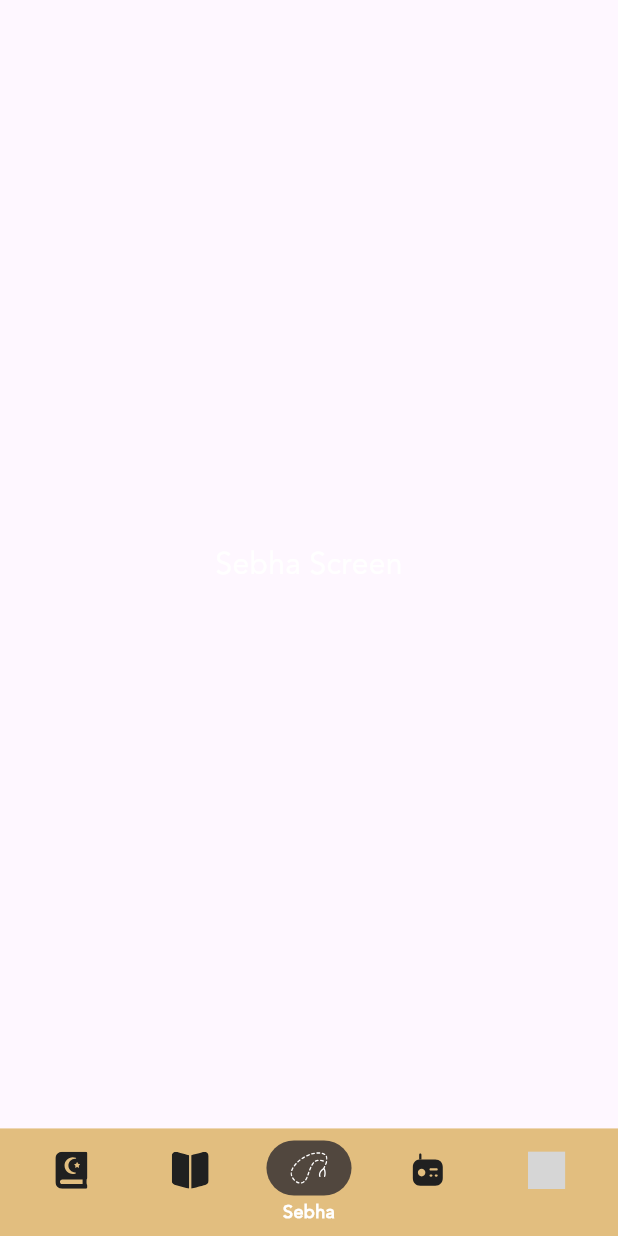
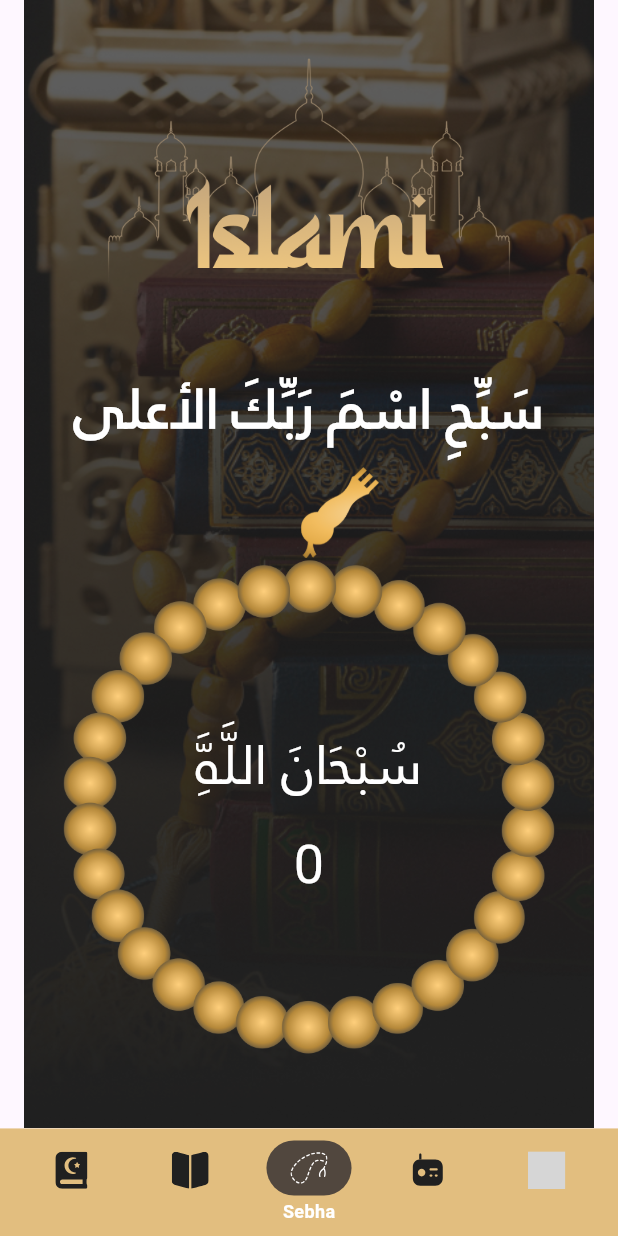
Before and after one commit to mohamedmonge58-create/islamii_app, a Flutter app: the HomeScreen screen opened directly, item 3 of the bottom bar chosen, on a phone screen of 412 x 824 dp. Run offline on Flutter 3.47's test engine with Material 3 defaults, Android fonts, the phone set to English and light mode, and no system bars; our stand-ins replace flutter_svg, shared_preferences; accounts and stored records are empty; grey boxes are pictures that could not be loaded.

```diff
--- a/lib/core/app_assets.dart
+++ b/lib/core/app_assets.dart
@@ -31,4 +31,15 @@ abstract class AppAssets {
   static const String rightCorner = "assets/images/img_right_corner.png";
   static const String bottomDecoration =
       "assets/images/img_bottom_decoration.png";
+
+  static const String hadithBackground = "assets/images/Background (2).png";
+  static const String hadithCardBackground =
+      "assets/images/HadithCardBackGround 1.png";
+  static const String leftCornerBlack = "assets/images/left_corner_black.png";
+  static const String rightCornerBlack = "assets/images/right_corner_black.png";
+  static const String mosqueBlack = "assets/images/Mosque_black.png";
+
+  static const String sebhaBackground = "assets/images/sebha_background.png";
+  static const String sebhaBody = "assets/images/SebhaBody.png";
+  static const String partSebha = "assets/images/part_sebha.png";
 }
--- a/lib/home_screen.dart
+++ b/lib/home_screen.dart
@@ -2,7 +2,10 @@ import 'package:flutter/material.dart';
 import 'package:flutter_svg/svg.dart';
 import 'package:islamii_app/core/app_assets.dart';
 import 'package:islamii_app/core/app_color.dart';
+import 'package:islamii_app/hadith/hadith_screen.dart';
+import 'package:islamii_app/modules/sebha_model.dart';
 import 'package:islamii_app/quran//quran_screen.dart';
+import 'package:islamii_app/sebha/sebha_screen.dart';
 
 class NavItem {
   final String iconPath;
@@ -21,10 +24,10 @@ class HomeScreen extends StatefulWidget {
 class _HomeScreenState extends State<HomeScreen> {
   int _selectedIndex = 0;
 
-  final List<Widget> _pages = const [
+  final List<Widget> _pages = [
     QuranScreen(),
-    Center(child: Text("Hadith Screen", style: TextStyle(color: Colors.white, fontSize: 20))),
-    Center(child: Text("Sebha Screen", style: TextStyle(color: Colors.white, fontSize: 20))),
+    HadithScreen(),
+    SebhaScreen(),
     Center(child: Text("Radio Screen", style: TextStyle(color: Colors.white, fontSize: 20))),
     Center(child: Text("Time Screen", style: TextStyle(color: Colors.white, fontSize: 20))),
   ];
--- a/lib/main.dart
+++ b/lib/main.dart
@@ -2,6 +2,7 @@ import 'package:flutter/material.dart';
 import 'package:islamii_app/splash_screen/splash_screen.dart';
 
 void main() {
+  WidgetsFlutterBinding.ensureInitialized();
   runApp(const MyApp());
 }
 
@@ -10,9 +11,8 @@ class MyApp extends StatelessWidget {
 
   @override
   Widget build(BuildContext context) {
-    return MaterialApp(
+    return const MaterialApp(
       debugShowCheckedModeBanner: false,
-      theme: ThemeData(fontFamily: 'Janna'),
       home: SplashScreen(),
     );
   }
--- /dev/null
+++ b/lib/modules/sebha_model.dart
@@ -0,0 +1,12 @@
+class SebhaModel {
+  final String arabicName;
+
+  SebhaModel({required this.arabicName});
+
+  static List<SebhaModel> sebhaList = [
+    SebhaModel(arabicName: "سُبْحَانَ اللَّهَِّ"),
+    SebhaModel(arabicName: "الْحَمْدُ لِلَّهِ"),
+    SebhaModel(arabicName: "لَا إِلَهَ إِلَّا اللَّهُ"),
+    SebhaModel(arabicName: "اللَّهُ أَكْبَرُ"),
+  ];
+}
--- a/lib/quran/quran_screen.dart
+++ b/lib/quran/quran_screen.dart
@@ -22,7 +22,6 @@ class _QuranScreenState extends State<QuranScreen> {
     return Scaffold(
       body: Stack(
         children: [
-          // 1. الخلفية تفضل ثابته في الشاشة كلها مبتتحركش
           Positioned.fill(
             child: Image.asset(
               AppAssets.backgroundNative,
@@ -229,7 +228,6 @@ class _QuranScreenState extends State<QuranScreen> {
                       ),
                     ),
 
-                    // قائمة السور المترقمة بالكامل تحت عنوان Surahs List
                     Positioned(
                       top: 470,
                       left: 20,
--- /dev/null
+++ b/lib/sebha/sebha_screen.dart
@@ -0,0 +1,121 @@
+import 'package:flutter/cupertino.dart';
+import 'package:flutter/material.dart';
+import 'package:islamii_app/core/app_assets.dart';
+import 'package:islamii_app/core/app_color.dart';
+import 'package:islamii_app/modules/sebha_model.dart';
+
+class SebhaScreen extends StatefulWidget {
+  const SebhaScreen({super.key});
+
+  @override
+  State<SebhaScreen> createState() => _SebhaScreenState();
+}
+
+class _SebhaScreenState extends State<SebhaScreen> {
+  final List<SebhaModel> sebhaList = SebhaModel.sebhaList;
+  int counter = 0;
+  int currentIndex = 0;
+
+  void onTasbeeh() {
+    setState(() {
+      counter++;
+
+      if (counter == 33) {
+        counter = 0;
+
+        if (currentIndex < sebhaList.length - 1) {
+          currentIndex++;
+        } else {
+          currentIndex = 0;
+        }
+      }
+    });
+  }
+
+  @override
+  Widget build(BuildContext context) {
+    final size = MediaQuery.of(context).size;
+    return Container(
+      width: double.infinity,
+      height: double.infinity,
+      decoration: BoxDecoration(
+        image: DecorationImage(image: AssetImage(AppAssets.sebhaBackground)),
+      ),
+      child: Column(
+        children: [
+          Image.asset(
+            AppAssets.logo,
+            width: size.width * .7,
+            height: size.height * .3,
+          ),
+          Align(
+            alignment: Alignment.center,
+            child: Text(
+              "سَبِّحِ اسْمَ رَبِّكَ الأعلى",
+              style: TextStyle(
+                fontSize: 36,
+                color: AppColor.white,
+                fontWeight: FontWeight.w700,
+                fontFamily: 'Janna',
+              ),
+            ),
+          ),
+          SizedBox(height: 5),
+          GestureDetector(
+            onTap: onTasbeeh,
+            child: SizedBox(
+              width: size.width,
+              height: size.height * .5,
+              child: Stack(
+                alignment: Alignment.center,
+                children: [
+                  Positioned(
+                    top: 0,
+                    bottom: 335,
+                    child: Image.asset(
+                      AppAssets.partSebha,
+                      width: size.width * .25,
+                      height: size.width * .25,
+                      fit: BoxFit.contain,
+                    ),
+                  ),
+                  Positioned(
+                    top: 70,
+                    child: Image.asset(
+                      AppAssets.sebhaBody,
+                      width: size.width * .9,
+                      height: size.height * .4,
+                      fit: BoxFit.contain,
+                    ),
+                  ),
+
+                  Positioned(
+                    top: size.height * .22,
+                    child: Column(
+                      children: [
+                        Text(
+                          sebhaList[currentIndex].arabicName,
+
+                          style: TextStyle(
+                            color: AppColor.white,
+                            fontSize: 36,
+                            fontFamily: 'Janna',
+                          ),
+                        ),
+                        SizedBox(height: 15),
+                        Text(
+                          "$counter",
+                          style: TextStyle(color: AppColor.white, fontSize: 36),
+                        ),
+                      ],
+                    ),
+                  ),
+                ],
+              ),
+            ),
+          ),
+        ],
+      ),
+    );
+  }
+}
```
Also changed, not shown: lib/hadith/hadith_screen.dart (added, +101 -0 lines), lib/splash_screen/onboarding_screen.dart (+15 -8 lines), lib/splash_screen/splash_screen.dart (+26 -7 lines), pubspec.yaml (+8 -1 lines), assets/images/HadithCardBackGround 1.png (added), assets/images/Mosque_black.png (added), assets/images/SebhaBody.png (added), assets/images/left_corner_black.png (added), assets/images/part_sebha.png (added), assets/images/quran-logo.png (added), assets/images/right_corner_black.png (added), assets/images/sebha_background.png (added), pubspec.lock, 2 other files.
